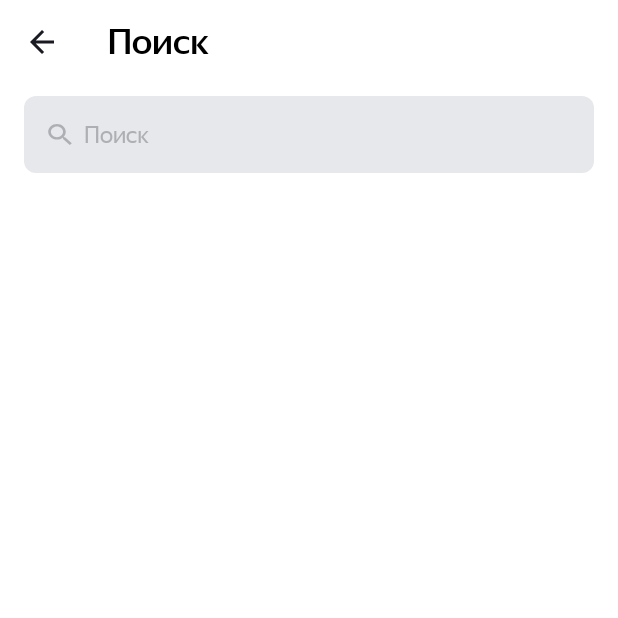
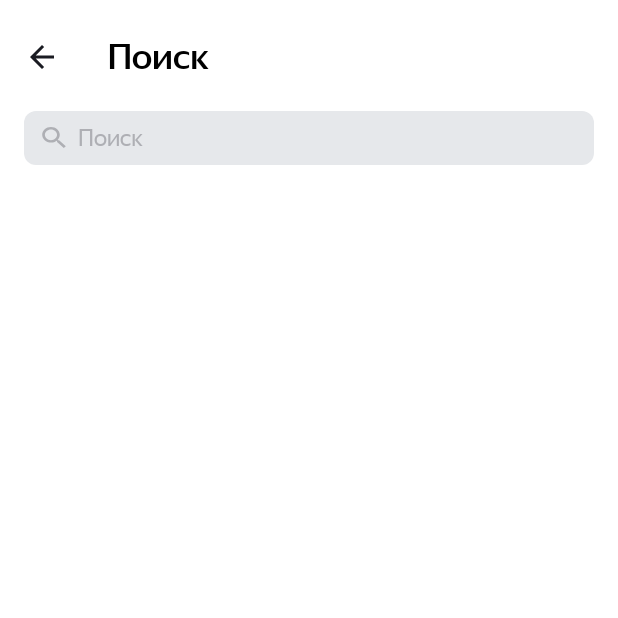
Before and after one commit to EidAbdel/PlaylistMaker, an Android app: the SearchActivity screen opened directly, with no data from a screen before it, on a phone screen of 412 x 824 dp, the top half of it. Run offline under Robolectric (Android 15) with nearby library versions, the phone set to English and light mode, and no system bars.

Commit message:
ДЗ исправления замечаний.

```diff
--- a/app/src/main/AndroidManifest.xml
+++ b/app/src/main/AndroidManifest.xml
@@ -7,7 +7,7 @@
         android:dataExtractionRules="@xml/data_extraction_rules"
         android:fullBackupContent="@xml/backup_rules"
         android:icon="@mipmap/ic_launcher"
-        android:label="@string/appName"
+        android:label="@string/app_name"
         android:roundIcon="@mipmap/ic_launcher_round"
         android:supportsRtl="true"
         android:theme="@style/Theme.MaterialComponents.DayNight.NoActionBar"
--- /dev/null
+++ b/app/src/main/res/drawable/clear.xml
@@ -0,0 +1,9 @@
+<vector xmlns:android="http://schemas.android.com/apk/res/android"
+    android:width="12dp"
+    android:height="12dp"
+    android:viewportWidth="12"
+    android:viewportHeight="12">
+  <path
+      android:pathData="M12,1.209L10.791,0L6,4.791L1.209,0L0,1.209L4.791,6L0,10.791L1.209,12L6,7.209L10.791,12L12,10.791L7.209,6L12,1.209Z"
+      android:fillColor="@color/icon_clear_color"/>
+</vector>
--- a/app/src/main/res/drawable/ed_background.xml
+++ b/app/src/main/res/drawable/ed_background.xml
@@ -2,5 +2,5 @@
 <shape xmlns:android="http://schemas.android.com/apk/res/android"
     android:shape="rectangle">
     <corners android:radius="8dp"/>
-    <solid android:color="@color/editTextBackground"/>
+    <solid android:color="@color/edit_text_background"/>
 </shape>
--- a/app/src/main/res/drawable/ed_find.xml
+++ b/app/src/main/res/drawable/ed_find.xml
@@ -5,5 +5,5 @@
     android:viewportHeight="14">
   <path
       android:pathData="M11.381,8.805H10.67L10.418,8.589C11.3,7.676 11.832,6.492 11.832,5.203C11.832,2.329 9.211,0 5.978,0C2.746,0 0.125,2.329 0.125,5.203C0.125,8.077 2.746,10.406 5.978,10.406C7.428,10.406 8.761,9.934 9.788,9.149L10.031,9.373V10.006L14.533,14L15.875,12.807L11.381,8.805ZM5.978,8.805C3.736,8.805 1.926,7.196 1.926,5.203C1.926,3.21 3.736,1.601 5.978,1.601C8.221,1.601 10.031,3.21 10.031,5.203C10.031,7.196 8.221,8.805 5.978,8.805Z"
-      android:fillColor="@color/textColorHint"/>
+      android:fillColor="@color/text_color_hint"/>
 </vector>
--- a/app/src/main/res/layout/activity_main.xml
+++ b/app/src/main/res/layout/activity_main.xml
@@ -17,7 +17,7 @@
 
         <TextView
             android:layout_gravity="start"
-            android:text="@string/appName"
+            android:text="@string/app_name"
             style="@style/HeaderFontStyleMainMenu"
             />
 
--- a/app/src/main/res/layout/activity_main_setting.xml
+++ b/app/src/main/res/layout/activity_main_setting.xml
@@ -15,6 +15,7 @@
         android:layout_width="match_parent"
         android:layout_height="wrap_content"
         android:theme="@style/Theme.HeaderIcon"
+        android:paddingTop="@dimen/main_layout_padding_top"
         >
         <TextView
             android:text="@string/setting"
@@ -25,7 +26,7 @@
     <com.google.android.material.switchmaterial.SwitchMaterial
         android:layout_width="match_parent"
         android:layout_height="wrap_content"
-        android:text="@string/darkThemes"
+        android:text="@string/dark_themes"
         android:gravity="left|center"
         android:textSize="@dimen/text_size_list"
         android:padding="@dimen/margin"
@@ -57,7 +58,7 @@
     <com.google.android.material.button.MaterialButton
         android:id="@+id/bt_user_agreement"
 
-        android:text="@string/userAgreement"
+        android:text="@string/user_agreement"
         app:icon="@drawable/next"
         tools:ignore="RtlHardcoded"
 
--- a/app/src/main/res/layout/activity_search.xml
+++ b/app/src/main/res/layout/activity_search.xml
@@ -3,13 +3,16 @@
 <LinearLayout xmlns:android="http://schemas.android.com/apk/res/android"
 
     android:id="@+id/setting"
-    style="@style/MainLayout">
+    style="@style/MainLayout"
+    android:paddingTop="@dimen/main_layout_padding_top"
+    >
 
     <androidx.appcompat.widget.Toolbar
         android:id="@+id/tb_back_search"
         android:layout_width="match_parent"
         android:layout_height="wrap_content"
-        android:theme="@style/Theme.HeaderIcon">
+        android:theme="@style/Theme.HeaderIcon"
+        >
 
         <TextView
             style="@style/HeaderFontStyle"
@@ -26,7 +29,8 @@
         <androidx.appcompat.widget.AppCompatEditText
             android:id="@+id/ed_search"
             android:layout_width="match_parent"
-            android:layout_height="wrap_content"
+            android:layout_height="@dimen/ed_height"
+            android:paddingVertical="@dimen/medium_padding"
             android:background="@drawable/ed_background"
             android:drawableStart="@drawable/ed_find"
             android:drawablePadding="@dimen/medium_padding"
@@ -36,21 +40,22 @@
             android:lines="1"
             android:singleLine="true"
             android:maxLength="30"
-            android:padding="@dimen/padding"
+
             android:textColor="@color/black"
-            android:textColorHint="@color/textColorHint"
+            android:textColorHint="@color/text_color_hint"
             android:textFontWeight="400"
 
-
+            android:paddingStart="@dimen/ed_padding_start"
             android:textSize="@dimen/text_size_list"
 
             />
         <ImageView
+            android:paddingEnd="@dimen/im_padding_end"
             android:id="@+id/im_clear_search"
             android:layout_width="wrap_content"
             android:layout_height="match_parent"
             android:layout_gravity="end|center"
-            android:src="@android:drawable/ic_menu_close_clear_cancel"
+            android:src="@drawable/clear"
             android:visibility="gone" />
 
     </FrameLayout>
--- a/app/src/main/res/values-night/colors.xml
+++ b/app/src/main/res/values-night/colors.xml
@@ -1,7 +1,8 @@
 <?xml version="1.0" encoding="utf-8"?>
 <resources>
     <color name="icon_color">#FFFFFF</color>
+    <color name="icon_clear_color">#1A1B22</color>
     <color name="icon_toolbar_color">#FFFFFF</color>
-    <color name="textColorHint">#1A1B22</color>
-    <color name="editTextBackground">#FFFFFF</color>
+    <color name="text_color_hint">#1A1B22</color>
+    <color name="edit_text_background">#FFFFFF</color>
 </resources>
--- a/app/src/main/res/values/colors.xml
+++ b/app/src/main/res/values/colors.xml
@@ -9,8 +9,9 @@
     <color name="white">#FFFFFF</color>
     <color name="blue">#3772E7</color>
     <color name="icon_color">#AEAFB4</color>
+    <color name="icon_clear_color">#AEAFB4</color>
     <color name="dark_gray">#1A1B22</color>
     <color name="icon_toolbar_color">#1A1B22</color>
-    <color name="textColorHint">#AEAFB4</color>
-    <color name="editTextBackground">#E6E8EB</color>
+    <color name="text_color_hint">#AEAFB4</color>
+    <color name="edit_text_background">#E6E8EB</color>
 </resources>
--- a/app/src/main/res/values/dimens.xml
+++ b/app/src/main/res/values/dimens.xml
@@ -9,4 +9,8 @@
     <dimen name="radius">16dp</dimen>
     <dimen name="padding">16dp</dimen>
     <dimen name="half_margin">8dp</dimen>
+    <dimen name="ed_padding_start">12dp</dimen>
+    <dimen name="main_layout_padding_top">10dp</dimen>
+    <dimen name="im_padding_end">10dp</dimen>
+    <dimen name="ed_height">36dp</dimen>
 </resources>
```
Also changed, not shown: app/src/main/java/com/practicum/playlistmaker/MainSetting.kt (+5 -5 lines), app/src/main/res/values/strings.xml (+9 -9 lines), 1 other file.
